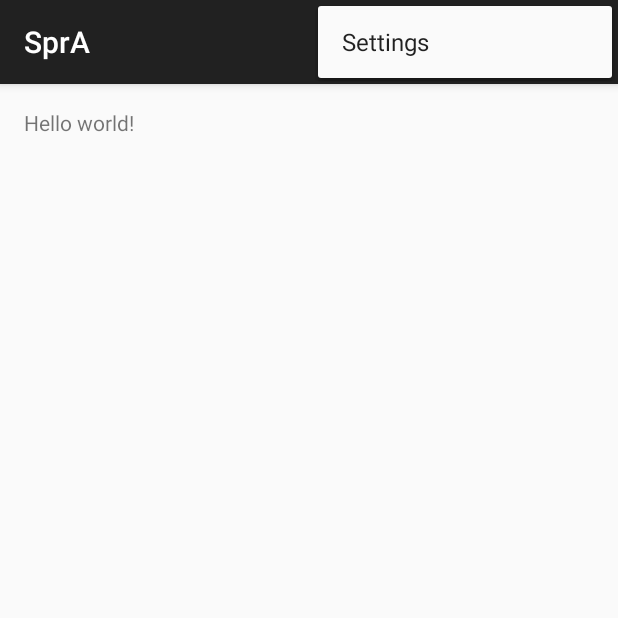
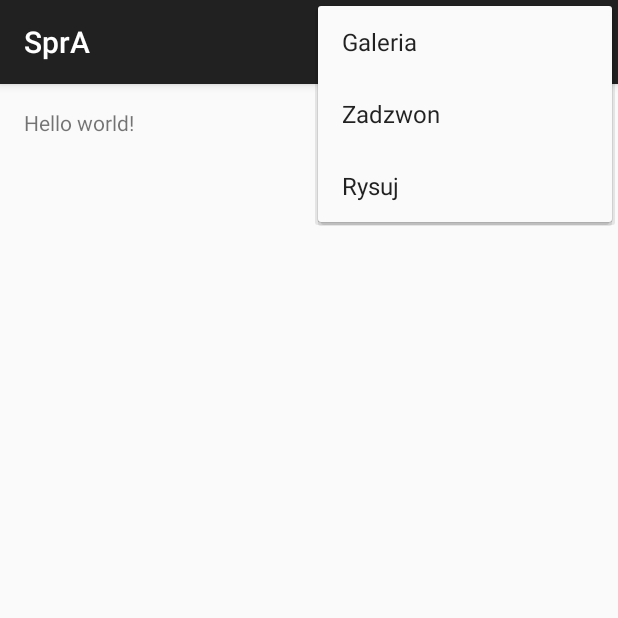
Before and after one commit to karlosos/SCI_Zadania, an Android app: the screen it shows after launch (MainActivity), with the options menu open, on a phone screen of 412 x 824 dp, the top half of it. Run offline under Robolectric (Android 15) with nearby library versions, the phone set to English and light mode, and no system bars.

Commit message:
Sprawdzian A - dodanie pozycji do menu + init logic

```diff
--- a/Informatyka/AndroidStudioProjects/SprA/app/src/main/res/menu/menu_main.xml
+++ b/Informatyka/AndroidStudioProjects/SprA/app/src/main/res/menu/menu_main.xml
@@ -1,6 +1,10 @@
 <menu xmlns:android="http://schemas.android.com/apk/res/android"
     xmlns:app="http://schemas.android.com/apk/res-auto"
     xmlns:tools="http://schemas.android.com/tools" tools:context=".MainActivity">
-    <item android:id="@+id/action_settings" android:title="@string/action_settings"
+    <item android:id="@+id/gallery" android:title="Galeria"
+        android:orderInCategory="100" app:showAsAction="never" />
+    <item android:id="@+id/dialer" android:title="Zadzwon"
+        android:orderInCategory="100" app:showAsAction="never" />
+    <item android:id="@+id/draw" android:title="Rysuj"
         android:orderInCategory="100" app:showAsAction="never" />
 </menu>
```
Also changed, not shown: Informatyka/AndroidStudioProjects/SprA/app/src/main/java/com/example/karol/spra/MainActivity.java (+6 -2 lines), 1 other file.
